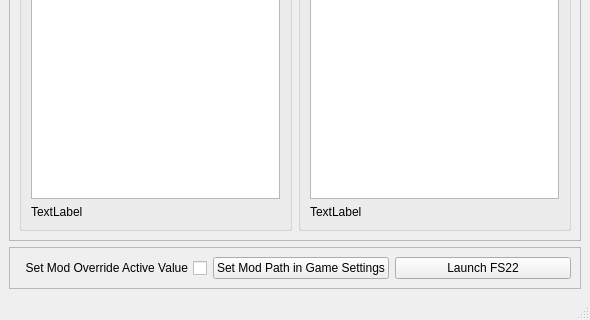
This is ModsManagerGUI.ui in DangerousDick/FS-Mod-Folder-Manager as Qt 5 draws it before an edit; both pictures show x 0 to 590 and y 235 to 555 of the 590 by 555 pixel window. The edited form follows.
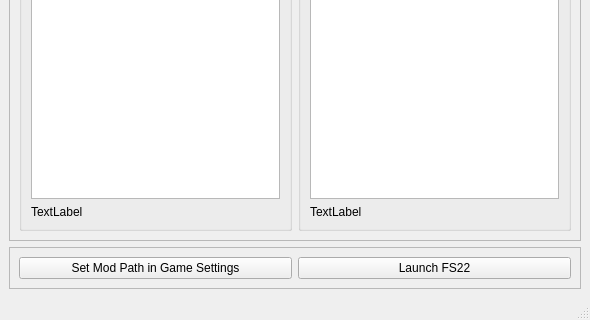
This is the edited form. Icons and pictures are not drawn.

Commit message: Options add to clickable menu items under the "Options" menu. Changes to values that are contained in the config.ini file will cause the file to be overwritten.

```diff
--- a/ModsManagerGUI.ui
+++ b/ModsManagerGUI.ui
@@ -215,25 +215,6 @@
          </property>
         </widget>
        </item>
-       <item>
-        <widget class="QCheckBox" name="chkOverrideActive">
-         <property name="maximumSize">
-          <size>
-           <width>16777215</width>
-           <height>16777215</height>
-          </size>
-         </property>
-         <property name="toolTip">
-          <string extracomment="Set mod path override active value"/>
-         </property>
-         <property name="text">
-          <string>Set Mod Override Active Value</string>
-         </property>
-         <property name="checked">
-          <bool>false</bool>
-         </property>
-        </widget>
-       </item>
       </layout>
      </widget>
     </item>
```
Left out of the diff: 39 changed lines with no effect on the pictures. The commit also changes 5 other files.
